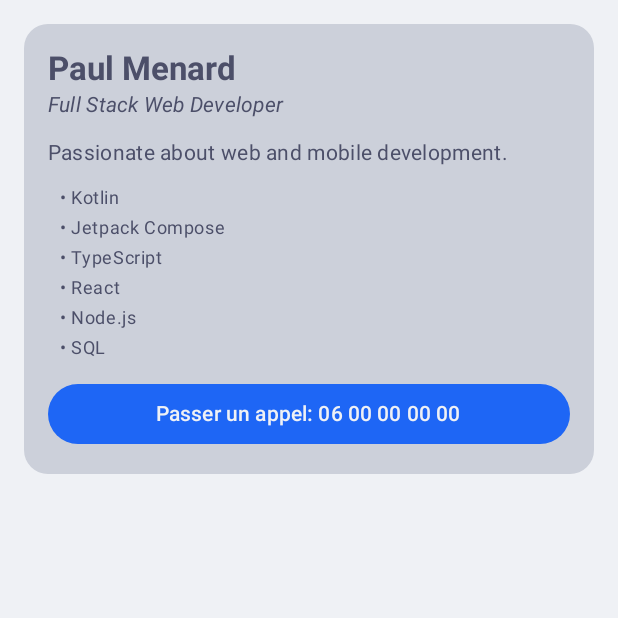
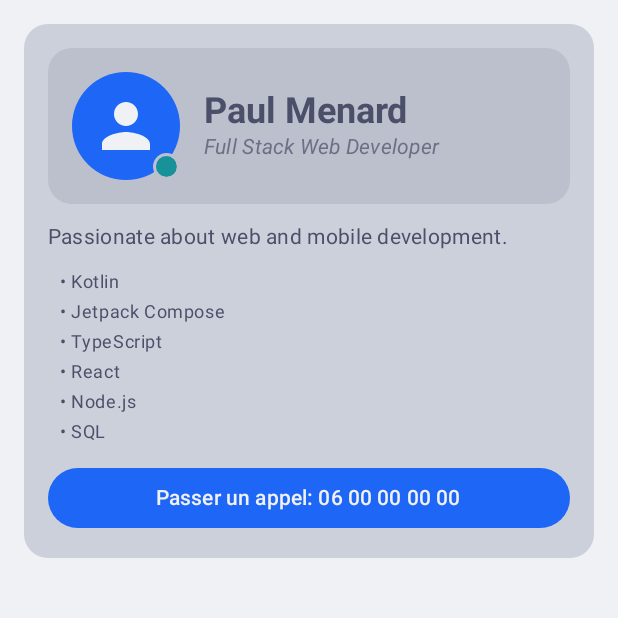
Before and after one commit to PaulMNRD/esgi-kotlin-devprofile, an Android app built with Jetpack Compose: the screen it shows after launch (MainActivity), on a phone screen of 412 x 824 dp, the top half of it. Run offline under Robolectric (Android 15) with nearby library versions, the phone set to English and light mode, and no system bars.

Commit message:
profile header with avatar

```diff
--- a/app/src/main/java/com/example/developerprofile/MainActivity.kt
+++ b/app/src/main/java/com/example/developerprofile/MainActivity.kt
@@ -4,22 +4,34 @@ import android.os.Bundle
 import androidx.activity.ComponentActivity
 import androidx.activity.compose.setContent
 import androidx.activity.enableEdgeToEdge
+import androidx.compose.foundation.Image
 import androidx.compose.foundation.background
+import androidx.compose.foundation.border
 import androidx.compose.foundation.layout.Arrangement
+import androidx.compose.foundation.layout.Box
 import androidx.compose.foundation.layout.Column
+import androidx.compose.foundation.layout.Row
+import androidx.compose.foundation.layout.Spacer
 import androidx.compose.foundation.layout.fillMaxSize
 import androidx.compose.foundation.layout.fillMaxWidth
 import androidx.compose.foundation.layout.padding
+import androidx.compose.foundation.layout.size
+import androidx.compose.foundation.layout.width
+import androidx.compose.foundation.shape.CircleShape
 import androidx.compose.foundation.shape.RoundedCornerShape
+import androidx.compose.material.icons.Icons
+import androidx.compose.material.icons.filled.Person
 import androidx.compose.material3.Button
 import androidx.compose.material3.MaterialTheme
 import androidx.compose.material3.Scaffold
 import androidx.compose.material3.Surface
 import androidx.compose.material3.Text
 import androidx.compose.runtime.Composable
+import androidx.compose.ui.Alignment
 import androidx.compose.ui.Modifier
+import androidx.compose.ui.draw.clip
+import androidx.compose.ui.graphics.ColorFilter
 import androidx.compose.ui.text.font.FontStyle
-import androidx.compose.ui.text.font.FontWeight
 import androidx.compose.ui.tooling.preview.Preview
 import androidx.compose.ui.unit.dp
 import com.example.developerprofile.data.DevProfile
@@ -68,7 +80,7 @@ fun ProfileCard(
             .padding(16.dp),
         verticalArrangement = Arrangement.spacedBy(12.dp),
     ) {
-        ProfileHeader(profile.name, profile.title)
+        ProfileHeader(profile.name, profile.title, profile.isAvailable)
         ProfileDescription(profile.desc)
         Column(verticalArrangement = Arrangement.spacedBy(4.dp)) {
             profile.skills.forEach { skill -> ProfileSkill(skill) }
@@ -82,10 +94,60 @@ fun ProfileCard(
 }
 
 @Composable
-fun ProfileHeader(name: String, title: String, modifier: Modifier = Modifier) {
-    Column(modifier = modifier) {
-        Text(text = name, style = MaterialTheme.typography.titleLarge, fontWeight = FontWeight.Bold)
-        Text(text = title, style = MaterialTheme.typography.bodyMedium, fontStyle = FontStyle.Italic)
+fun ProfileHeader(
+    name: String,
+    title: String,
+    isAvailable: Boolean,
+    modifier: Modifier = Modifier,
+) {
+    Surface(
+        modifier = modifier.fillMaxWidth(),
+        color = MaterialTheme.colorScheme.primaryContainer,
+        shape = MaterialTheme.shapes.large,
+    ) {
+        Row(
+            modifier = Modifier.padding(16.dp),
+            verticalAlignment = Alignment.CenterVertically,
+        ) {
+            ProfileAvatar(isAvailable)
+            Spacer(modifier = Modifier.width(16.dp))
+            Column {
+                Text(text = name, style = MaterialTheme.typography.headlineSmall)
+                Text(
+                    text = title,
+                    style = MaterialTheme.typography.bodyMedium,
+                    fontStyle = FontStyle.Italic,
+                    color = MaterialTheme.colorScheme.onSurfaceVariant,
+                )
+            }
+        }
+    }
+}
+
+// Placeholder avatar with a small badge showing if the developer is available
+@Composable
+fun ProfileAvatar(isAvailable: Boolean, modifier: Modifier = Modifier) {
+    val badgeColor = if (isAvailable) MaterialTheme.colorScheme.secondary else MaterialTheme.colorScheme.outline
+
+    Box(modifier = modifier.size(72.dp)) {
+        Image(
+            imageVector = Icons.Default.Person,
+            contentDescription = "Profile picture",
+            colorFilter = ColorFilter.tint(MaterialTheme.colorScheme.onPrimary),
+            modifier = Modifier
+                .fillMaxSize()
+                .clip(CircleShape)
+                .background(MaterialTheme.colorScheme.primary)
+                .padding(12.dp),
+        )
+        Box(
+            modifier = Modifier
+                .align(Alignment.BottomEnd)
+                .size(18.dp)
+                .border(2.dp, MaterialTheme.colorScheme.primaryContainer, CircleShape)
+                .padding(2.dp)
+                .background(badgeColor, CircleShape),
+        )
     }
 }
 
```
